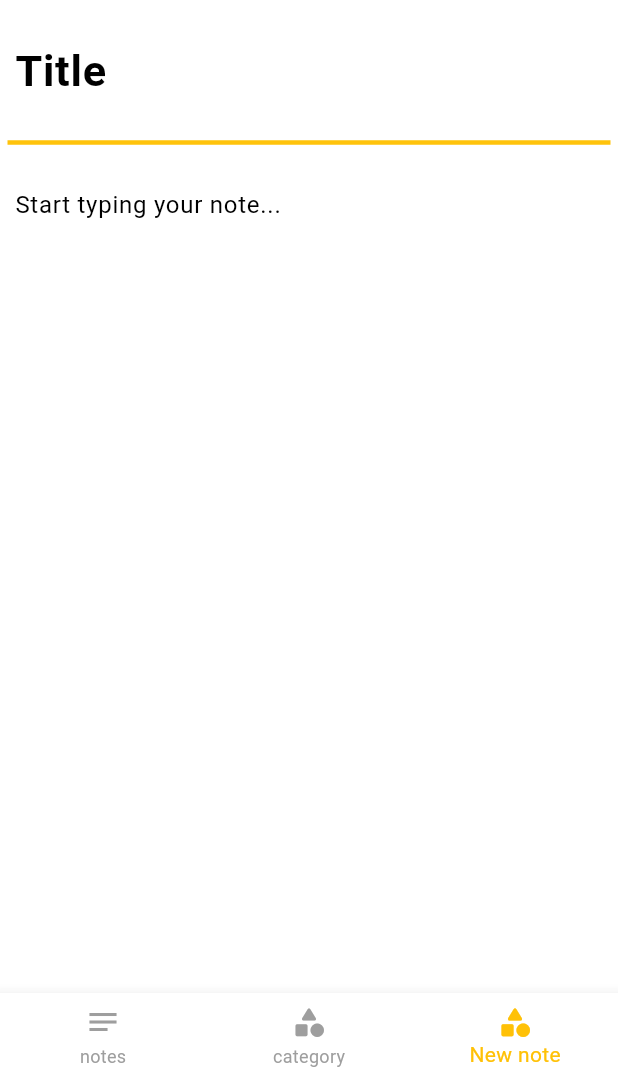
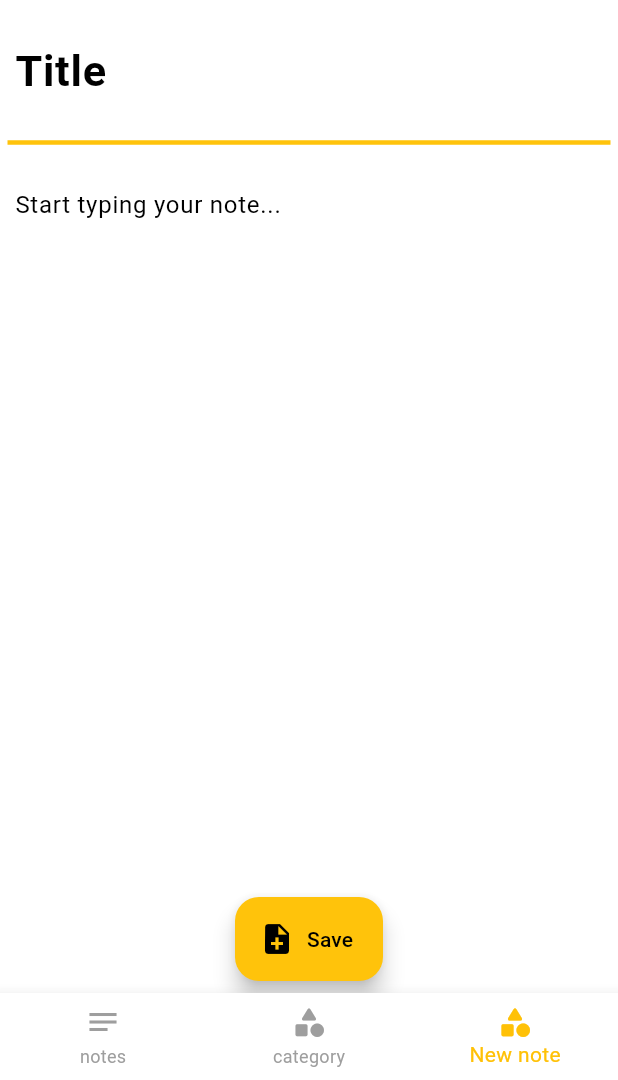
Before and after one commit to dheeraj2595/bhan_wa_ra, a Flutter app: the screen it shows after launch, item 3 of the bottom bar chosen, on a phone screen of 412 x 824 dp, the part 156-1236 px from its top. Run offline on Flutter 3.47's test engine with Material 3 defaults, Android fonts, the phone set to English and light mode, and no system bars.

Commit message:
Created a add note floating button with functionality to save note in a list and reorganized the code

```diff
--- a/lib/main.dart
+++ b/lib/main.dart
@@ -1,10 +1,10 @@
 import 'package:flutter/material.dart';
 import 'package:provider/provider.dart';
-import 'note_State.dart';
 import 'pages/home_page.dart';
 import 'pages/categories.dart';
 import 'pages/vault.dart';
 import 'pages/new_note.dart';
+import 'package:bhan_wa_ra/note_state.dart';
 
 void main() {
   runApp(
@@ -31,6 +31,12 @@ class MyApp extends StatelessWidget {
         ),
       ),
       home: MainPage(),
+      routes: {
+        '/home': (context) => MyHomePage(title: 'home'),
+        '/category': (context) => CategoryPage(title: 'category'),
+        '/new-note': (context) => NewNote(title: 'New note'),
+        '/vault': (context) => VaultPage(title: 'vault'),
+      },
     );
   }
 }
@@ -44,10 +50,10 @@ class MainPage extends StatefulWidget {
 class MainPageState extends State<MainPage> {
   int _selectedIndex = 0;
 
-  List<Widget> pages = [
-    MyHomePage(title: 'home'),
-    CategoryPage(title: 'category'),
-    NewNote(title: 'New note'),
+  final List<WidgetBuilder> pages = [
+    (context) => MyHomePage(title: 'home'),
+    (context) => CategoryPage(title: 'category'),
+    (context) => NewNote(title: 'New note'),
   ];
 
   void _onItemTapped(int index) {
@@ -59,7 +65,7 @@ class MainPageState extends State<MainPage> {
   @override
   Widget build(BuildContext context) {
     return Scaffold(
-      body: pages[_selectedIndex],
+      body: pages[_selectedIndex](context),
       bottomNavigationBar: BottomNavigationBar(
         currentIndex: _selectedIndex,
         onTap: _onItemTapped,
--- a/lib/note_state.dart
+++ b/lib/note_state.dart
@@ -1,4 +1,18 @@
 import 'package:flutter/material.dart';
 import 'package:flutter/foundation.dart';
 
-class NoteState extends ChangeNotifier {}
+class Note {
+  String title = "";
+  String content = "";
+
+  Note({required this.title, required this.content});
+}
+
+class NoteState extends ChangeNotifier {
+  List<Note> notes = [];
+
+  void addNewNote(String title, String content) {
+    notes.add(Note(title: title, content: content));
+    notifyListeners();
+  }
+}
--- a/lib/pages/new_note.dart
+++ b/lib/pages/new_note.dart
@@ -1,15 +1,37 @@
+import 'package:bhan_wa_ra/note_state.dart';
 import 'package:flutter/material.dart';
-import 'package:flutter/services.dart';
 
-class NewNote extends StatelessWidget {
+import 'package:provider/provider.dart';
+
+class NewNote extends StatefulWidget {
   const NewNote({super.key, required this.title});
 
   final String title;
 
   @override
+  State<NewNote> createState() => _NewNoteState();
+}
+
+class _NewNoteState extends State<NewNote> {
+  @override
+  var titleController = TextEditingController();
+  var contentController = TextEditingController();
+
+  void initState() {
+    super.initState();
+    titleController = TextEditingController();
+    contentController = TextEditingController();
+  }
+
+  @override
+  void dispose() {
+    titleController.dispose();
+    contentController.dispose();
+    super.dispose();
+  }
+
+  @override
   Widget build(BuildContext context) {
-    final titleController = TextEditingController();
-    final contentController = TextEditingController();
     return Scaffold(
       appBar: AppBar(
         backgroundColor: Theme.of(context).colorScheme.primary,
@@ -142,6 +164,19 @@ class NewNote extends StatelessWidget {
               ),
             ),
           ),
+          Padding(
+            padding: const EdgeInsets.all(8.0),
+            child: FloatingActionButton.extended(
+              onPressed: () {
+                Provider.of<NoteState>(
+                  context,
+                  listen: false,
+                ).addNewNote(titleController.text, contentController.text);
+              },
+              icon: Icon(Icons.note_add),
+              label: Text("Save"),
+            ),
+          ),
         ],
       ),
     );
```
